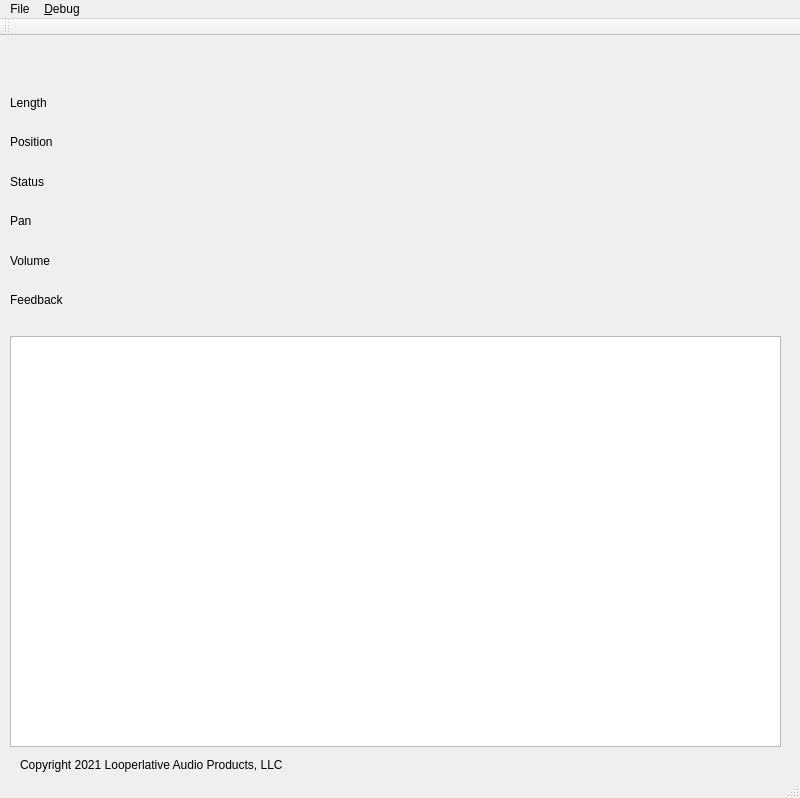
The window that lp2ctrlui.ui (looperlative/lpmidimon) describes before a commit, drawn with Qt 5.
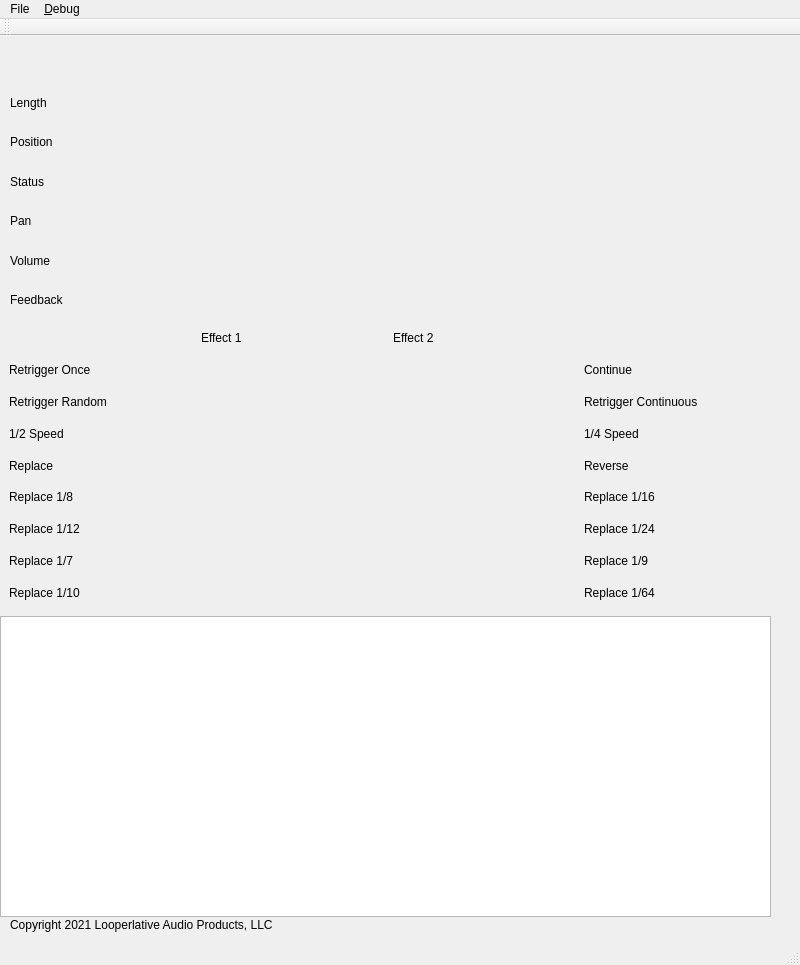
The same window after the commit. Icons and pictures are not drawn.

Commit message: Added support for LP1 ethernet link.  LP2 effect button editing

```diff
--- a/lp2ctrlui.ui
+++ b/lp2ctrlui.ui
@@ -8,7 +8,7 @@
     <x>0</x>
     <y>0</y>
     <width>800</width>
-    <height>798</height>
+    <height>965</height>
    </rect>
   </property>
   <property name="windowTitle">
@@ -86,10 +86,10 @@
    <widget class="QPlainTextEdit" name="plainTextEdit">
     <property name="geometry">
      <rect>
-      <x>10</x>
-      <y>300</y>
+      <x>0</x>
+      <y>580</y>
       <width>771</width>
-      <height>411</height>
+      <height>301</height>
      </rect>
     </property>
     <property name="font">
@@ -102,8 +102,8 @@
    <widget class="QLabel" name="label_5">
     <property name="geometry">
      <rect>
-      <x>20</x>
-      <y>720</y>
+      <x>10</x>
+      <y>880</y>
       <width>631</width>
       <height>17</height>
      </rect>
@@ -112,6 +112,144 @@
      <string>Copyright 2021 Looperlative Audio Products, LLC</string>
     </property>
    </widget>
+   <widget class="QWidget" name="gridLayoutWidget_2">
+    <property name="geometry">
+     <rect>
+      <x>9</x>
+      <y>289</y>
+      <width>761</width>
+      <height>281</height>
+     </rect>
+    </property>
+    <layout class="QGridLayout" name="gridLayout_2">
+     <item row="7" column="0">
+      <widget class="QLabel" name="label_19">
+       <property name="text">
+        <string>Replace 1/7</string>
+       </property>
+      </widget>
+     </item>
+     <item row="4" column="0">
+      <widget class="QLabel" name="label_16">
+       <property name="text">
+        <string>Replace</string>
+       </property>
+      </widget>
+     </item>
+     <item row="6" column="0">
+      <widget class="QLabel" name="label_20">
+       <property name="text">
+        <string>Replace 1/12</string>
+       </property>
+      </widget>
+     </item>
+     <item row="0" column="2">
+      <widget class="QLabel" name="label_9">
+       <property name="text">
+        <string>Effect 2</string>
+       </property>
+      </widget>
+     </item>
+     <item row="2" column="0">
+      <widget class="QLabel" name="label_18">
+       <property name="text">
+        <string>Retrigger Random</string>
+       </property>
+      </widget>
+     </item>
+     <item row="3" column="0">
+      <widget class="QLabel" name="label_17">
+       <property name="text">
+        <string>1/2 Speed</string>
+       </property>
+      </widget>
+     </item>
+     <item row="8" column="0">
+      <widget class="QLabel" name="label_11">
+       <property name="text">
+        <string>Replace 1/10</string>
+       </property>
+      </widget>
+     </item>
+     <item row="8" column="3">
+      <widget class="QLabel" name="label_28">
+       <property name="text">
+        <string>Replace 1/64</string>
+       </property>
+      </widget>
+     </item>
+     <item row="7" column="3">
+      <widget class="QLabel" name="label_27">
+       <property name="text">
+        <string>Replace 1/9</string>
+       </property>
+      </widget>
+     </item>
+     <item row="1" column="0">
+      <widget class="QLabel" name="label_13">
+       <property name="text">
+        <string>Retrigger Once</string>
+       </property>
+      </widget>
+     </item>
+     <item row="6" column="3">
+      <widget class="QLabel" name="label_26">
+       <property name="text">
+        <string>Replace 1/24</string>
+       </property>
+      </widget>
+     </item>
+     <item row="5" column="3">
+      <widget class="QLabel" name="label_25">
+       <property name="text">
+        <string>Replace 1/16</string>
+       </property>
+      </widget>
+     </item>
+     <item row="3" column="3">
+      <widget class="QLabel" name="label_23">
+       <property name="text">
+        <string>1/4 Speed</string>
+       </property>
+      </widget>
+     </item>
+     <item row="5" column="0">
+      <widget class="QLabel" name="label_15">
+       <property name="text">
+        <string>Replace 1/8</string>
+       </property>
+      </widget>
+     </item>
+     <item row="4" column="3">
+      <widget class="QLabel" name="label_24">
+       <property name="text">
+        <string>Reverse</string>
+       </property>
+      </widget>
+     </item>
+     <item row="2" column="3">
+      <widget class="QLabel" name="label_22">
+       <property name="text">
+        <string>Retrigger Continuous</string>
+       </property>
+      </widget>
+     </item>
+     <item row="1" column="3">
+      <widget class="QLabel" name="label_21">
+       <property name="text">
+        <string>Continue</string>
+       </property>
+      </widget>
+     </item>
+     <item row="0" column="1">
+      <widget class="QLabel" name="label_12">
+       <property name="text">
+        <string>Effect 1</string>
+       </property>
+      </widget>
+     </item>
+    </layout>
+   </widget>
   </widget>
   <widget class="QMenuBar" name="menubar">
    <property name="geometry">
```
Left out of the diff: 7 changed lines with no effect on the pictures. The commit also changes 4 other files.
